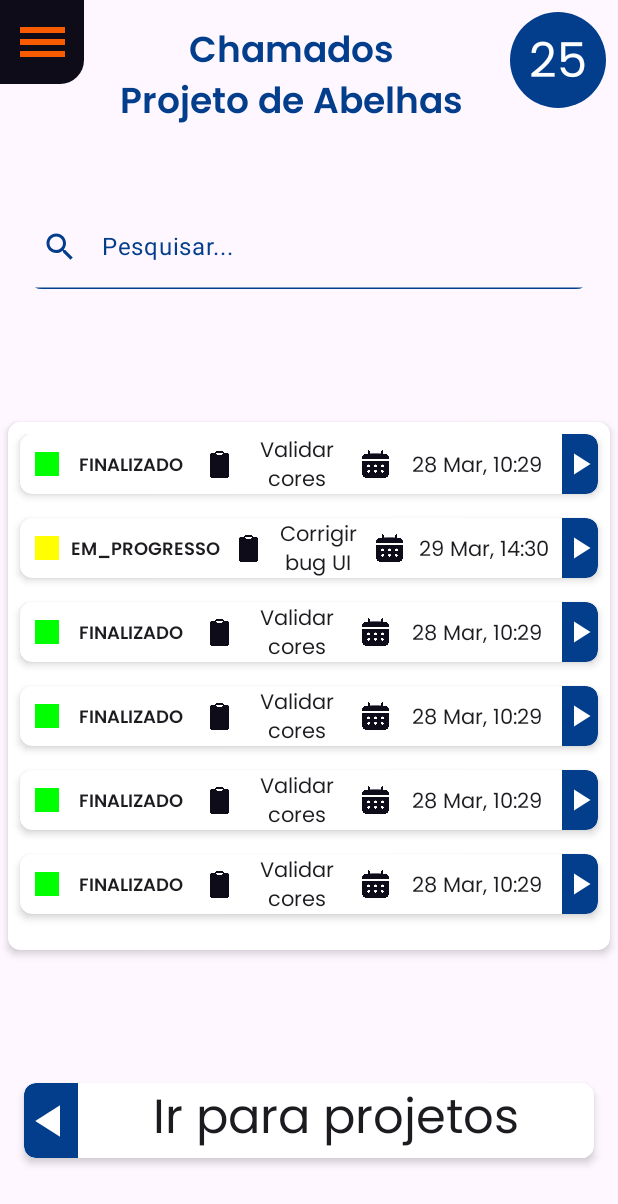
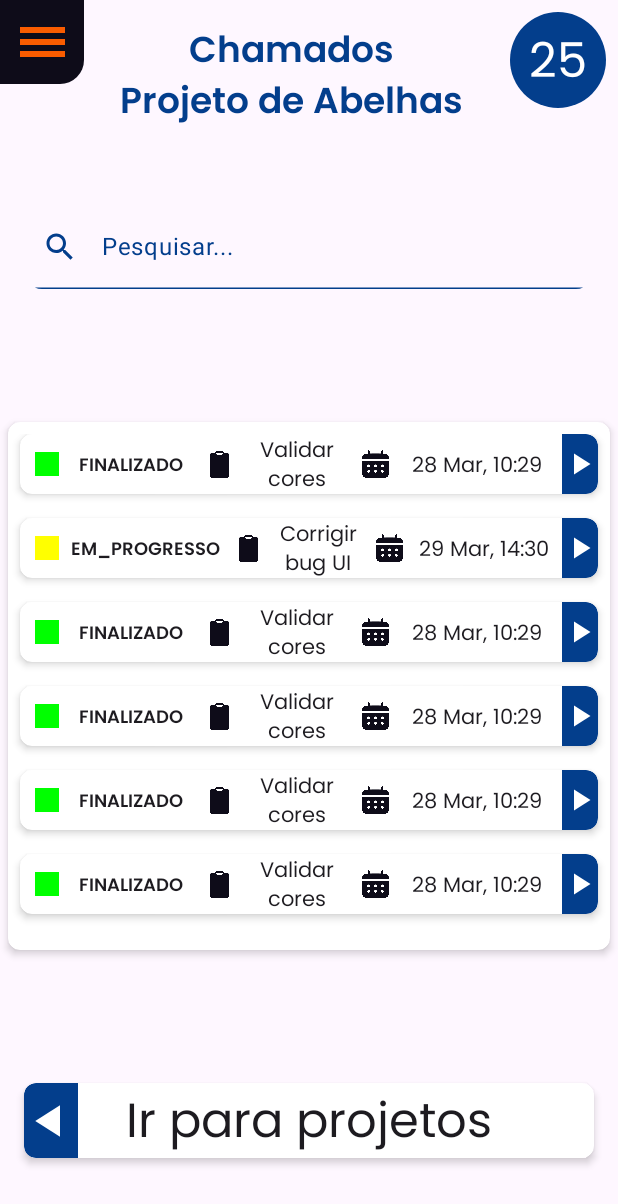
Before and after one commit to ArchFacts/App-Mobile, an Android app built with Jetpack Compose: the @Preview function RequestsScreenPreview, on a phone screen of 412 x 824 dp. Shown: the top 1204 px of the screen. Run offline under Robolectric (Android 15) with nearby library versions, the phone set to English and light mode, and no system bars.

Commit message:
finishing RequestsScreen

```diff
--- a/app/src/main/java/com/example/archfacts_app_web/components/NavigationBar.kt
+++ b/app/src/main/java/com/example/archfacts_app_web/components/NavigationBar.kt
@@ -3,12 +3,12 @@ package com.example.archfacts_app_web.components
 import androidx.compose.foundation.background
 import androidx.compose.foundation.layout.Arrangement
 import androidx.compose.foundation.layout.Column
-import androidx.compose.foundation.layout.IntrinsicSize
 import androidx.compose.foundation.layout.Row
 import androidx.compose.foundation.layout.Spacer
 import androidx.compose.foundation.layout.fillMaxHeight
 import androidx.compose.foundation.layout.fillMaxWidth
 import androidx.compose.foundation.layout.height
+import androidx.compose.foundation.layout.padding
 import androidx.compose.foundation.layout.size
 import androidx.compose.foundation.shape.RoundedCornerShape
 import androidx.compose.material.icons.Icons
@@ -17,6 +17,7 @@ import androidx.compose.material3.Icon
 import androidx.compose.material3.Surface
 import androidx.compose.material3.Text
 import androidx.compose.runtime.Composable
+import androidx.compose.ui.Alignment
 import androidx.compose.ui.Modifier
 import androidx.compose.ui.draw.clip
 import androidx.compose.ui.draw.rotate
@@ -26,7 +27,6 @@ import androidx.compose.ui.text.font.FontWeight
 import androidx.compose.ui.text.style.TextAlign
 import androidx.compose.ui.tooling.preview.Preview
 import androidx.compose.ui.unit.dp
-import androidx.compose.ui.unit.min
 import androidx.compose.ui.unit.sp
 import com.example.archfacts_app_web.ui.theme.ArchOrange
 import com.example.archfacts_app_web.ui.theme.Poppins
@@ -46,7 +46,11 @@ fun NavigationBar(text: String, color: Color) {
             .clip(RoundedCornerShape(8.dp)),
         color = Color.White,
     ) {
-        Row(modifier = Modifier.height(50.dp), horizontalArrangement = Arrangement.Center) {
+        Row(
+            modifier = Modifier.height(50.dp),
+            horizontalArrangement = Arrangement.Center,
+            verticalAlignment = Alignment.CenterVertically
+        ) {
             Column(
                 verticalArrangement = Arrangement.Center,
                 modifier = Modifier
@@ -70,8 +74,10 @@ fun NavigationBar(text: String, color: Color) {
                 fontFamily = Poppins,
                 fontWeight = FontWeight.Medium,
                 fontSize = 32.sp,
-                textAlign = TextAlign.Center,
-                modifier = Modifier.fillMaxWidth()
+                textAlign = TextAlign.Start,
+                modifier = Modifier
+                    .fillMaxWidth()
+                    .padding(start = 32.dp)
             )
         }
     }
```
